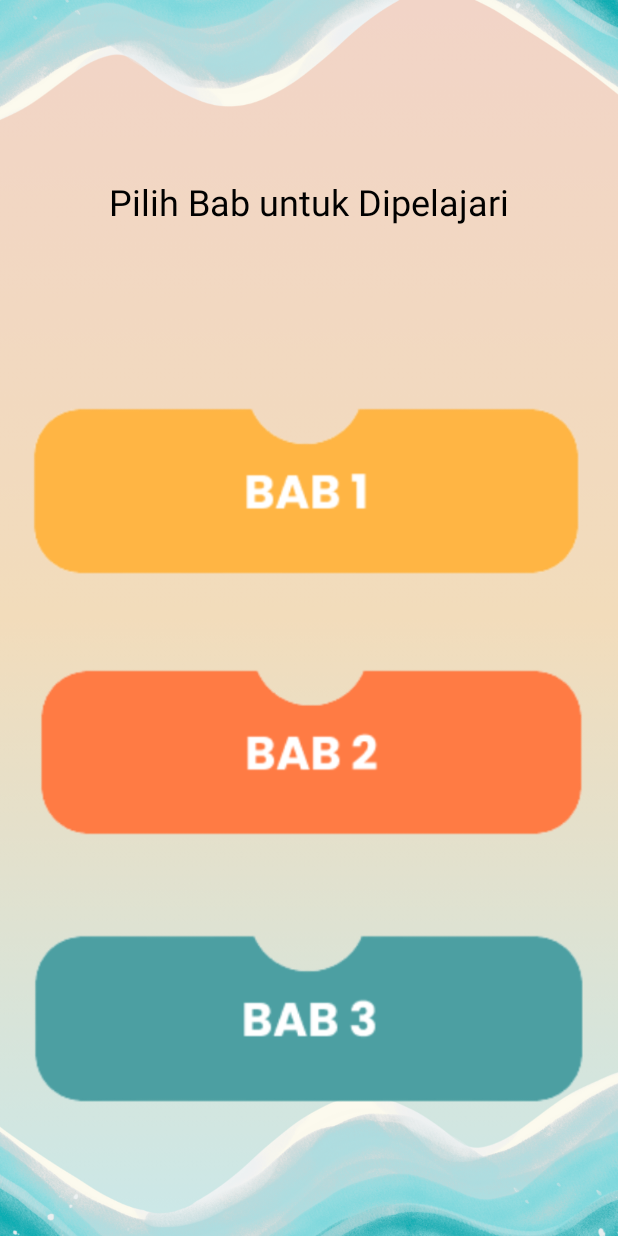
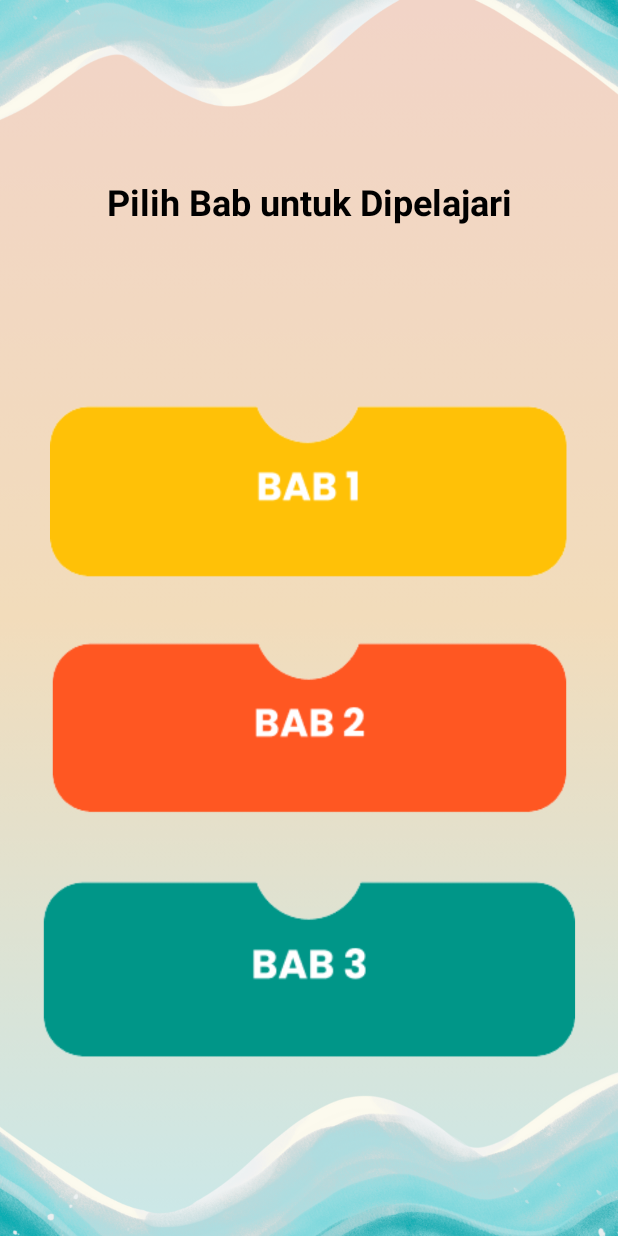
Before and after one commit to jilanhh09/aplikasi-Imla, an Android app built with Jetpack Compose: the screen it shows after launch (MainActivity), after a tap on "LEARN", on a phone screen of 412 x 824 dp. Run offline under Robolectric (Android 15) with nearby library versions, the phone set to English and light mode, and no system bars; 1 other tap on this screen came first.

Commit message:
membenarkan tampilan

```diff
--- a/app/src/main/java/com/example/imlaapp/AnswerListeningTest.kt
+++ b/app/src/main/java/com/example/imlaapp/AnswerListeningTest.kt
@@ -59,11 +59,13 @@ fun AnswerListeningTest(navController: NavHostController) {
             // Atur agar konten memenuhi ruang dan berada di tengah (untuk tombol)
             horizontalAlignment = Alignment.CenterHorizontally
         ) {
+            Spacer(modifier = Modifier.height(64.dp))
 
             // Judul
             Text(
                 text = "Periksa Jawaban Anda!",
                 textAlign = TextAlign.Start,
+                fontSize = 30.sp,
                 style = MaterialTheme.typography.bodyLarge.copy(fontWeight = FontWeight.Bold),
                 color = Color.Black,
                 modifier = Modifier
--- a/app/src/main/java/com/example/imlaapp/Bab1Screen.kt
+++ b/app/src/main/java/com/example/imlaapp/Bab1Screen.kt
@@ -37,7 +37,7 @@ fun Bab1Screen(navController: NavHostController) {
     Box(modifier = Modifier.fillMaxSize()) {
         // Gambar background
         Image(
-            painter = painterResource(id = R.drawable.bg),
+            painter = painterResource(id = R.drawable.bg_1),
             contentDescription = "Background Learn",
             contentScale = ContentScale.Crop,
             modifier = Modifier.fillMaxSize()
@@ -48,6 +48,7 @@ fun Bab1Screen(navController: NavHostController) {
                 .padding(horizontal = 16.dp,vertical = 24.dp)
         ) {
             item {
+                Spacer(modifier = Modifier.height(64.dp))
                 Text(
                     "Bab 1: Merangkai Huruf Hijaiyah",
                     style = MaterialTheme.typography.headlineMedium,
--- a/app/src/main/java/com/example/imlaapp/Bab2Screen.kt
+++ b/app/src/main/java/com/example/imlaapp/Bab2Screen.kt
@@ -35,7 +35,7 @@ fun Bab2Screen(navController: NavHostController) {
 
     Box(modifier = Modifier.fillMaxSize()) {
         Image(
-            painter = painterResource(id = R.drawable.bg),
+            painter = painterResource(id = R.drawable.bg_1),
             contentDescription = "Background Bab 2",
             contentScale = ContentScale.Crop,
             modifier = Modifier.fillMaxSize()
@@ -48,6 +48,7 @@ fun Bab2Screen(navController: NavHostController) {
                 .padding(horizontal = 16.dp, vertical = 24.dp)
         ) {
             item {
+                Spacer(modifier = Modifier.height(64.dp))
                 // Judul Bab
                 Text(
                     "Bab 2: Alif Lam Syamsiyah dan Qomariyah",
--- a/app/src/main/java/com/example/imlaapp/Bab3Screen.kt
+++ b/app/src/main/java/com/example/imlaapp/Bab3Screen.kt
@@ -25,7 +25,7 @@ fun Bab3Screen(navController: NavHostController) {
     Box(modifier = Modifier.fillMaxSize()) {
         // 1. Gambar background
         Image(
-            painter = painterResource(id = R.drawable.bg),
+            painter = painterResource(id = R.drawable.bg_1),
             contentDescription = "Background Learn",
             contentScale = ContentScale.Crop,
             modifier = Modifier.fillMaxSize()
@@ -36,8 +36,12 @@ fun Bab3Screen(navController: NavHostController) {
             modifier = Modifier
                 .fillMaxSize()
                 .padding(horizontal = 16.dp, vertical = 24.dp)
+
         ) {
+
+
             item {
+                Spacer(modifier = Modifier.height(64.dp))
                 // Judul Bab
                 Text(
                     "Bab 3: Penulisan Huruf Hamzah (ء)",
--- a/app/src/main/java/com/example/imlaapp/LearnScreen.kt
+++ b/app/src/main/java/com/example/imlaapp/LearnScreen.kt
@@ -22,6 +22,7 @@ import androidx.compose.ui.unit.dp
 import androidx.compose.ui.res.painterResource
 import androidx.compose.ui.Alignment
 import androidx.compose.ui.graphics.Color
+import androidx.compose.ui.text.font.FontWeight
 
 @Composable
 fun LearnScreen(navController: NavHostController) {
@@ -51,12 +52,13 @@ fun LearnScreen(navController: NavHostController) {
              Text(
                 "Pilih Bab untuk Dipelajari",
                 style = MaterialTheme.typography.headlineSmall,
-                color = Color.Black
+                color = Color.Black,
+                 fontWeight = FontWeight.Bold
             )
             Spacer(modifier = Modifier.height(100.dp))
 
              Column (
-                 verticalArrangement = Arrangement.spacedBy(25.dp),
+                 verticalArrangement = Arrangement.spacedBy(10.dp),
                  horizontalAlignment = Alignment.CenterHorizontally,
                  modifier = Modifier.fillMaxWidth()
              ){
--- a/app/src/main/java/com/example/imlaapp/MainActivity.kt
+++ b/app/src/main/java/com/example/imlaapp/MainActivity.kt
@@ -37,6 +37,7 @@ import androidx.navigation.compose.rememberNavController
 import com.example.imlaapp.NavGraph
 import android.content.Context
 import android.media.MediaPlayer
+import androidx.compose.foundation.layout.size
 import androidx.compose.material.icons.Icons
 import androidx.compose.material.icons.filled.VolumeOff
 import androidx.compose.material.icons.filled.VolumeUp
@@ -45,6 +46,7 @@ import androidx.compose.material3.IconButton
 import androidx.compose.runtime.DisposableEffect
 import androidx.compose.runtime.mutableStateOf
 import androidx.compose.ui.platform.LocalContext
+import androidx.compose.ui.text.font.FontWeight
 
 
 // ID Resource untuk musik latar
@@ -52,6 +54,7 @@ val BGM_RES_ID = R.raw.bgmusic
 
 // State yang dapat diobservasi oleh Composable UI
 val isMusicPlayingState = mutableStateOf(false)
+val ContrastingColor = Color(0xFF009688)
 
 object BackgroundMusicPlayer {
     private var mediaPlayer: MediaPlayer? = null
@@ -160,6 +163,7 @@ fun MainMenu(navController: NavHostController){
             modifier = Modifier
                 .align(Alignment.TopEnd) // Posisikan di kanan atas
                 .padding(16.dp) // Beri jarak dari tepi
+                .size(50.dp)
         ) {
             Icon(
                 // Ikon berubah tergantung status musik
@@ -168,7 +172,8 @@ fun MainMenu(navController: NavHostController){
                 else
                     Icons.Default.VolumeOff,
                 contentDescription = "Kontrol Musik",
-                tint = Color.White // Warna ikon agar terlihat di background
+                tint = ContrastingColor,
+                modifier = Modifier.size(45.dp)
             )
         }
 
@@ -180,7 +185,7 @@ fun MainMenu(navController: NavHostController){
             horizontalAlignment = Alignment.CenterHorizontally, // isi ditengah horizontal
             verticalArrangement = Arrangement.Top // mulai dari atas halaman
         ){
-            Spacer(modifier = Modifier.height(200.dp)) // jarak dari atas
+            Spacer(modifier = Modifier.height(180.dp)) // jarak dari atas
 
             //logo
             Image(
@@ -191,7 +196,7 @@ fun MainMenu(navController: NavHostController){
                     .width(200.dp)
             )
 
-            Spacer(modifier = Modifier.height(64.dp)) //jarak antara logo dan tombol
+            Spacer(modifier = Modifier.height(48.dp)) //jarak antara logo dan tombol
 
             //Tombol Menu
             Column(
@@ -230,7 +235,8 @@ fun MenuButton(text: String,  bgColor: Color, onClick: () -> Unit){
         Text(
             text,
             color = Color.White,
-            style = MaterialTheme.typography.titleMedium,
+            style = MaterialTheme.typography.titleLarge,
+            fontWeight = FontWeight.Bold,
             modifier = Modifier.padding(vertical = 4.dp))
     }
 }
--- a/app/src/main/java/com/example/imlaapp/PetunjukListeningTest.kt
+++ b/app/src/main/java/com/example/imlaapp/PetunjukListeningTest.kt
@@ -40,7 +40,7 @@ fun PetunjukListeningTest(navController: NavHostController) {
     Box(modifier = Modifier.fillMaxSize()) {
         // Background
         Image(
-            painter = painterResource(id = R.drawable.bg),
+            painter = painterResource(id = R.drawable.bg_1),
             contentDescription = "Background",
             modifier = Modifier.fillMaxSize(),
             contentScale = ContentScale.Crop
@@ -53,6 +53,7 @@ fun PetunjukListeningTest(navController: NavHostController) {
                 .verticalScroll(rememberScrollState()), // Membuat bisa di-scroll jika layar kecil
             horizontalAlignment = Alignment.CenterHorizontally
         ) {
+            Spacer(modifier = Modifier.height(64.dp))
 
             // JUDUL UTAMA
             Text(
```
Also changed, not shown: app/src/main/java/com/example/imlaapp/ListeningTestScreen.kt (+6 -5 lines), app/src/main/res/drawable/bg_1.png (added), app/src/main/res/drawable/btn_bab1.png, app/src/main/res/drawable/btn_bab2.png, app/src/main/res/drawable/btn_bab3.png.
